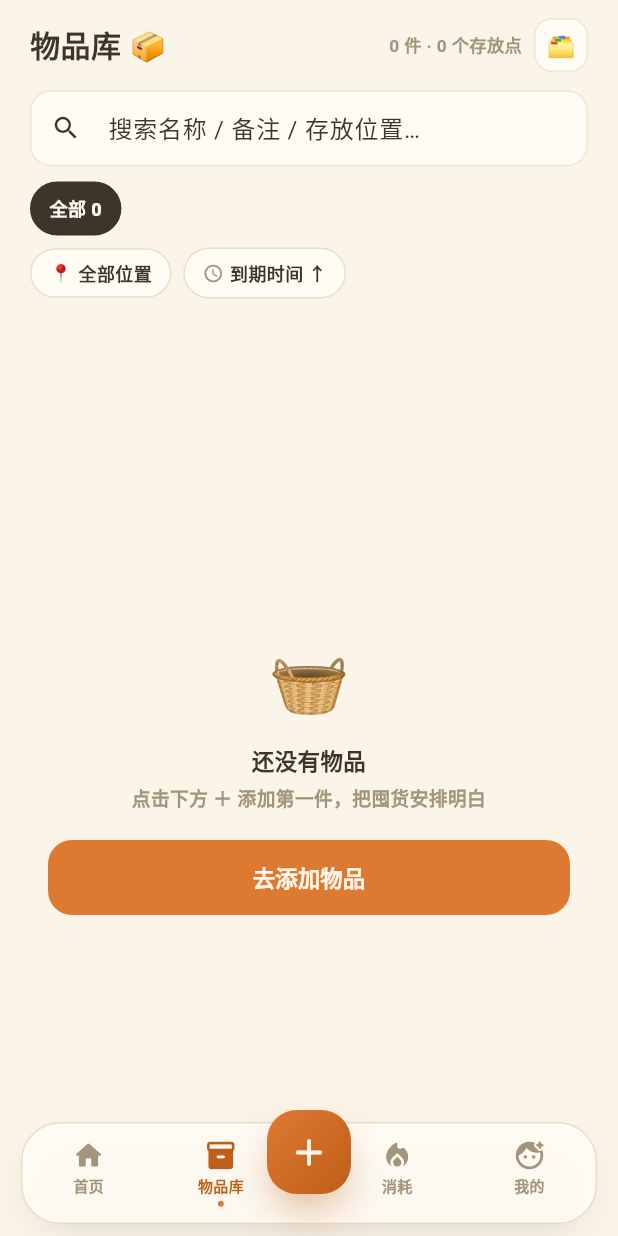
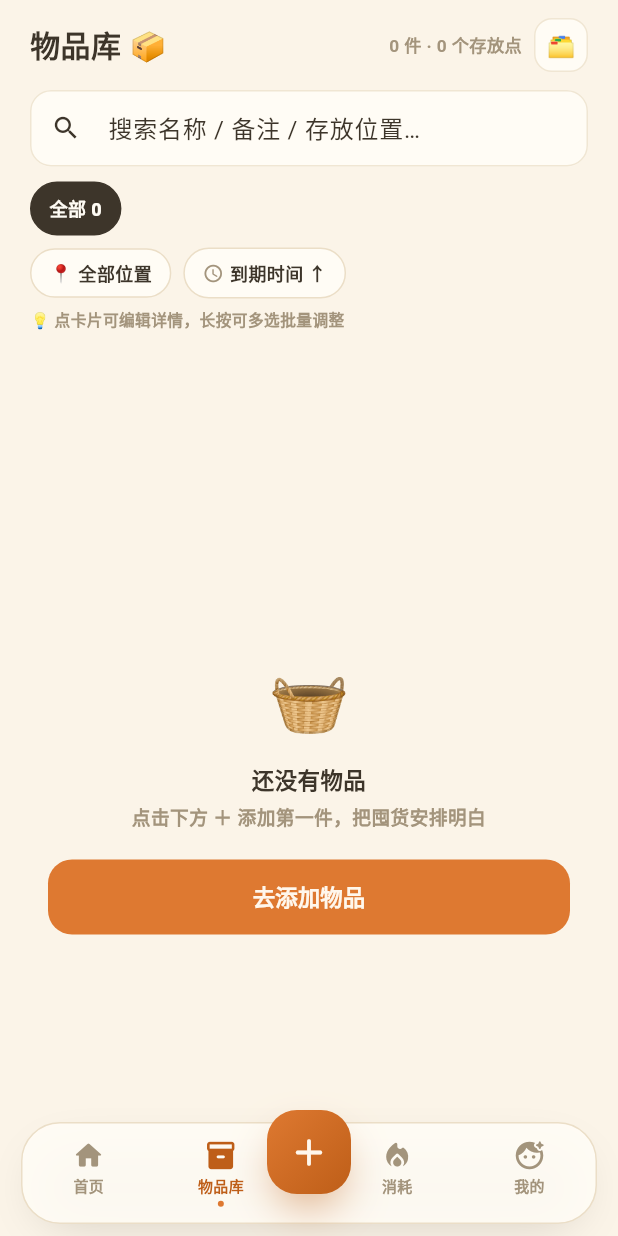
Before and after one commit to azrng/MyItems, a Flutter app: the LibraryPage screen opened by its route, on a phone screen of 412 x 824 dp. Run offline on Flutter 3.47's test engine with Material 3 defaults, Android fonts, the light colour scheme and no system bars; our stand-ins replace drift, file_picker, flutter_local_notifications, flutter_riverpod, go_router, image_picker and 2 more; accounts and stored records are empty; generated files the repository leaves out were written again.

Commit message:
fix(library): 卡片余量百分比补 % 号；操作提示改为页级文案
任务：T011 真机全场景 UI 测试与修复
阶段：阶段 3 联调
原因：①卡片数量行渲染「11 盒 · 92」，percentText 缺少 % 号，不符合 §4.3/§5.3「剩 25%/65%」口径；②卡片底部塞入「点卡片可编辑详情」提示被截断为「点卡片可…」，且 §5.3 要求的页级提示文案缺失
变更：percentText 追加 %；移除卡片内截断提示，改为步进按钮两端布局；筛选行下方新增「💡 点卡片可编辑详情，长按可多选批量调整」页级提示
风险：低；纯展示层文案与布局调整，无逻辑变化。真机验证通过
关联：requirement.md §4.3/§5.3、TASK.md T011
AI：ZCode

```diff
--- a/lib/features/library/library_page.dart
+++ b/lib/features/library/library_page.dart
@@ -118,6 +118,21 @@ class _LibraryPageState extends ConsumerState<LibraryPage> {
             CategoryChips(categories: categories),
             const SizedBox(height: 8),
             const FilterRow(),
+            const SizedBox(height: 6),
+            // §5.3 操作提示文案
+            Padding(
+              padding:
+                  const EdgeInsets.symmetric(horizontal: AppTheme.pagePadding),
+              child: Align(
+                alignment: Alignment.centerLeft,
+                child: Text('💡 点卡片可编辑详情，长按可多选批量调整',
+                    style: TextStyle(
+                        fontSize: 10.5,
+                        fontWeight: FontWeight.w600,
+                        color: c.inkFaint)),
+              ),
+            ),
+            const SizedBox(height: 4),
             const SizedBox(height: 8),
             Expanded(
               child: selecting
```
Also changed, not shown: lib/features/library/library_widgets.dart (+2 -11 lines).
